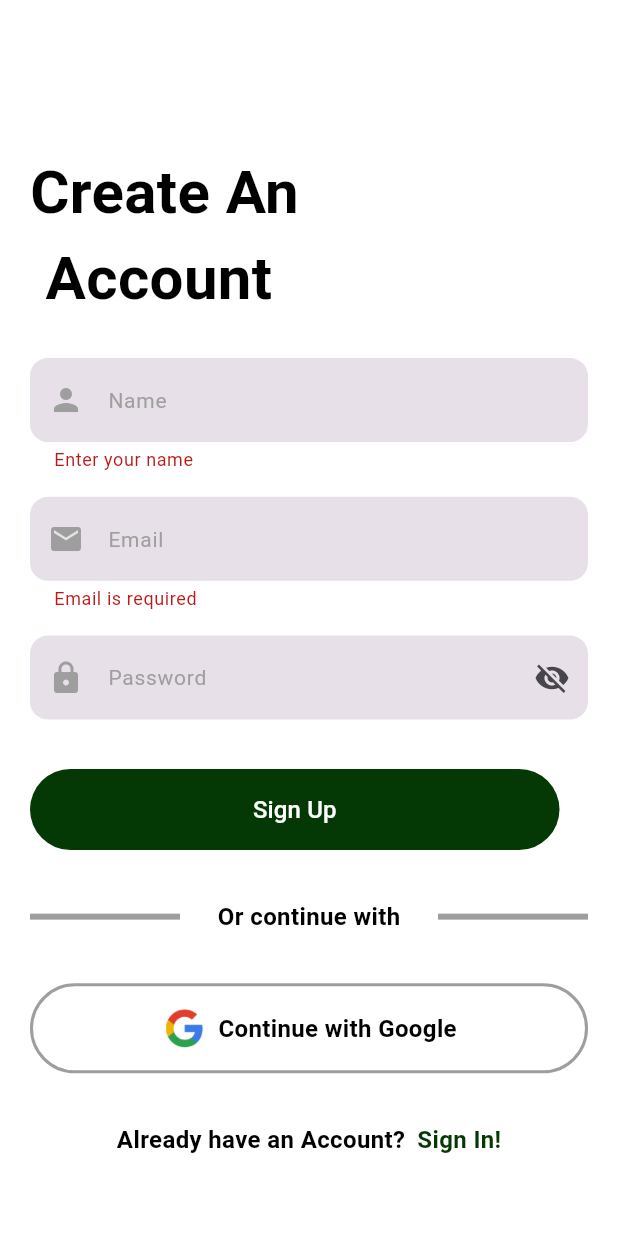
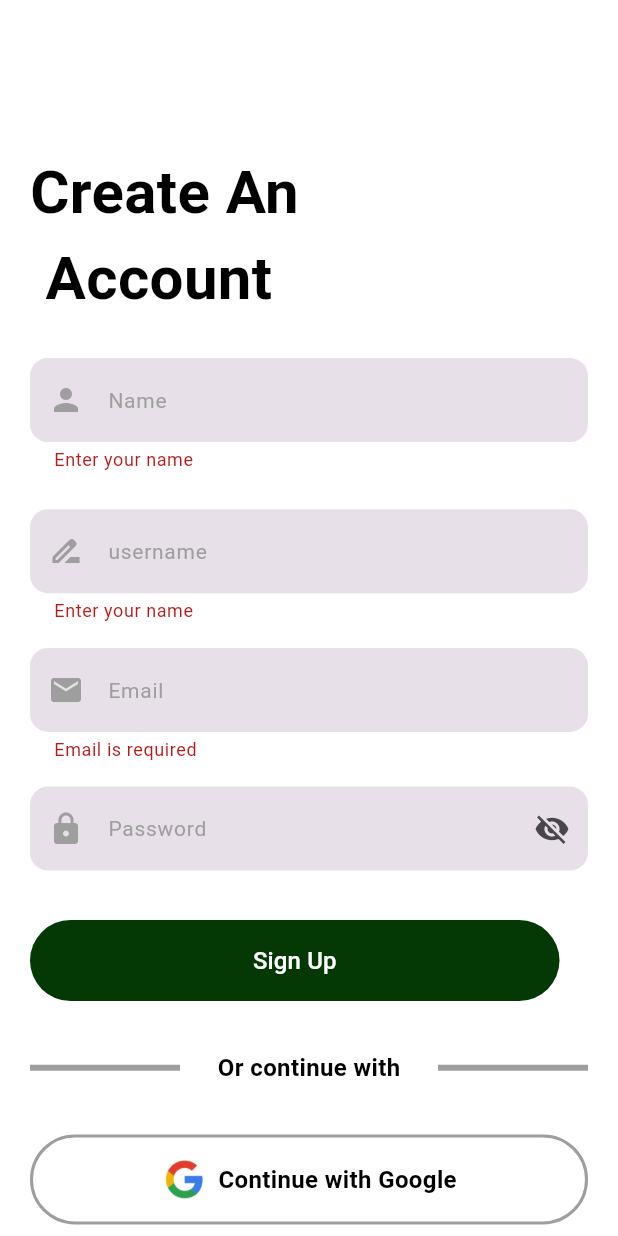
Before and after one commit to Palash-Chandra-Roy/r2qit_app, a Flutter app: the Signup screen opened directly, after a tap on "Sign Up", on a phone screen of 412 x 824 dp. Run offline on Flutter 3.47's test engine with Material 3 defaults, Android fonts, the phone set to English and light mode, and no system bars; our stand-ins replace firebase_core, firebase_messaging, flutter_font_icons, fluttertoast, get, logger and 2 more; accounts and stored records are empty.

Commit message:
Auth sign_in and sign_up done

```diff
--- /dev/null
+++ b/lib/core/constants/api_control/auth_api.dart
@@ -0,0 +1,5 @@
+class AuthAPIController {
+  static String api = "http://103.145.138.116:3000/users";
+  static String userLogin = "${api}/login";
+  static String userSignUp = "${api}/signup";
+}
--- a/lib/core/constants/controller_control/signup_controller.dart
+++ b/lib/core/constants/controller_control/signup_controller.dart
@@ -5,6 +5,7 @@ import 'package:shared_preferences/shared_preferences.dart';
 
 class SignUpController extends GetxController {
   TextEditingController nameController = TextEditingController();
+  TextEditingController usernameController = TextEditingController();
   TextEditingController emailController = TextEditingController();
   TextEditingController passwordController = TextEditingController();
 
--- a/lib/features/auth/logic/api_endpoint.dart
+++ /dev/null
@@ -1,9 +0,0 @@
-class ApiEndpoint {
-  static final String baseUrl = " restapilinki ";
-  static AuthEndPoints authEndPoints = AuthEndPoints();
-}
-
-class AuthEndPoints {
-  final String registerEmail = "authaccount/registeration";
-  final String loginEmail = "authaccount / login";
-}
--- a/lib/features/auth/presentation/screen/signup.dart
+++ b/lib/features/auth/presentation/screen/signup.dart
@@ -4,6 +4,7 @@ import 'package:r2ait_app/features/auth/presentation/screen/signin.dart';
 
 import '../../../../core/constants/controller_control/signup_controller.dart';
 import '../../../../core/constants/fontsize_control/widget_support.dart';
+import '../../logic/register_controller.dart';
 import '../widget/custombuttom.dart';
 
 class Signup extends StatefulWidget {
@@ -17,15 +18,6 @@ class _SignupState extends State<Signup> {
   SignUpController signUpController = Get.put(SignUpController());
   bool obscureText = true;
   final _formKey = GlobalKey<FormState>();
-
-  void gotoSignin() {
-    if (_formKey.currentState!.validate()) {
-      print("✅ Form Validated - Navigating to Signin Page");
-      Get.to(Signin());
-    } else {
-      print("❌ Form Not Valid");
-    }
-  }
 
   @override
   Widget build(BuildContext context) {
@@ -55,6 +47,21 @@ class _SignupState extends State<Signup> {
                     prefixIcon: Icon(Icons.person),
                   ),
                   controller: signUpController.nameController,
+                  keyboardType: TextInputType.name,
+                  validator: (value) {
+                    if (value == null || value.isEmpty) {
+                      return "Enter your name";
+                    }
+                    return null;
+                  },
+                ),
+                SizedBox(height: screenheight * 0.03),
+                TextFormField(
+                  decoration: InputDecoration(
+                    hintText: "username",
+                    prefixIcon: Icon(Icons.drive_file_rename_outline),
+                  ),
+                  controller: signUpController.usernameController,
                   keyboardType: TextInputType.name,
                   validator: (value) {
                     if (value == null || value.isEmpty) {
@@ -111,7 +118,9 @@ class _SignupState extends State<Signup> {
                 CustomButton(
                   buttonText: "Sign Up",
                   color: const Color.fromARGB(255, 4, 56, 5),
-                  onPressed: gotoSignin,
+                  onPressed: () {
+                    gotoSignin();
+                  },
                   // () {
                   //   Get.to(Signin());
                   // },
@@ -180,4 +189,14 @@ class _SignupState extends State<Signup> {
       ),
     );
   }
+
+  void gotoSignin() {
+    if (_formKey.currentState!.validate()) {
+      RegisterController.signUp(
+          name: signUpController.nameController.text,
+          email: signUpController.emailController.text,
+          password: signUpController.passwordController.text,
+          username: signUpController.usernameController.text);
+    } else {}
+  }
 }
--- a/lib/features/home/presentation/widget/contact_from.dart
+++ b/lib/features/home/presentation/widget/contact_from.dart
@@ -125,7 +125,10 @@ class _ContactFormWidgetState extends State<ContactFormWidget> {
                       backgroundColor: Colors.green,
                       minimumSize: Size(width, 40),
                     ),
-                    child: Text("Submit"),
+                    child: Text(
+                      "Submit",
+                      style: TextStyle(color: Colors.white),
+                    ),
                   ),
                 ],
               ),
--- a/lib/features/service/presentation/screen/service_details.dart
+++ b/lib/features/service/presentation/screen/service_details.dart
@@ -5,7 +5,6 @@ import '../../../../widgets/custom_project_details.dart';
 
 class ServiceDetails extends StatelessWidget {
   final HomeController serviceList = HomeController();
-
   @override
   Widget build(BuildContext context) {
     final size = MediaQuery.of(context).size;
@@ -38,7 +37,7 @@ class ServiceDetails extends StatelessWidget {
                 crossAxisCount: 2,
                 mainAxisSpacing: 20,
                 crossAxisSpacing: 12,
-                childAspectRatio: 1.9 / 2.4,
+                childAspectRatio: 1.85 / 2.4,
               ),
               itemCount: serviceList.serviceCategories.length,
               itemBuilder: (context, index) {
--- a/lib/main.dart
+++ b/lib/main.dart
@@ -1,7 +1,5 @@
 import 'package:firebase_core/firebase_core.dart';
 import 'package:flutter/material.dart';
-import 'package:get/get.dart';
-import 'package:r2ait_app/features/auth/Auth%20Controller/auth_Controller.dart';
 import 'package:r2ait_app/firebase_options.dart';
 import 'package:shared_preferences/shared_preferences.dart';
 
@@ -10,7 +8,6 @@ import 'app.dart';
 void main() async {
   WidgetsFlutterBinding.ensureInitialized();
   // Initialize AuthController once globally
-  Get.put(AuthController());
 
   await Firebase.initializeApp(
     options: DefaultFirebaseOptions.currentPlatform,
--- a/pubspec.yaml
+++ b/pubspec.yaml
@@ -49,6 +49,7 @@ dependencies:
   flutter_font_icons: ^2.2.7
   url_launcher: ^6.3.1
   go_router: ^15.1.1
+  fluttertoast: ^8.2.12
 
 dev_dependencies:
   flutter_test:
```
Also changed, not shown: lib/features/admin/presentation/screen/admin_screen.dart (added, +10 -0 lines), lib/features/auth/Auth Controller/auth_Controller.dart (deleted, +0 -18 lines), lib/features/auth/logic/firebse_auth.dart (deleted, +0 -72 lines), lib/features/auth/logic/login_controller.dart (added, +67 -0 lines), lib/features/auth/logic/register_controller.dart (added, +46 -0 lines), lib/features/auth/presentation/screen/signin.dart (+22 -17 lines), lib/features/profile/presentation/screen/profile.dart (+9 -6 lines), lib/utils/toast_controler.dart (added, +13 -0 lines), assets/images/Screenshot_1.png (added), assets/images/Screenshot_3.png (added), pubspec.lock, 9 other files.
